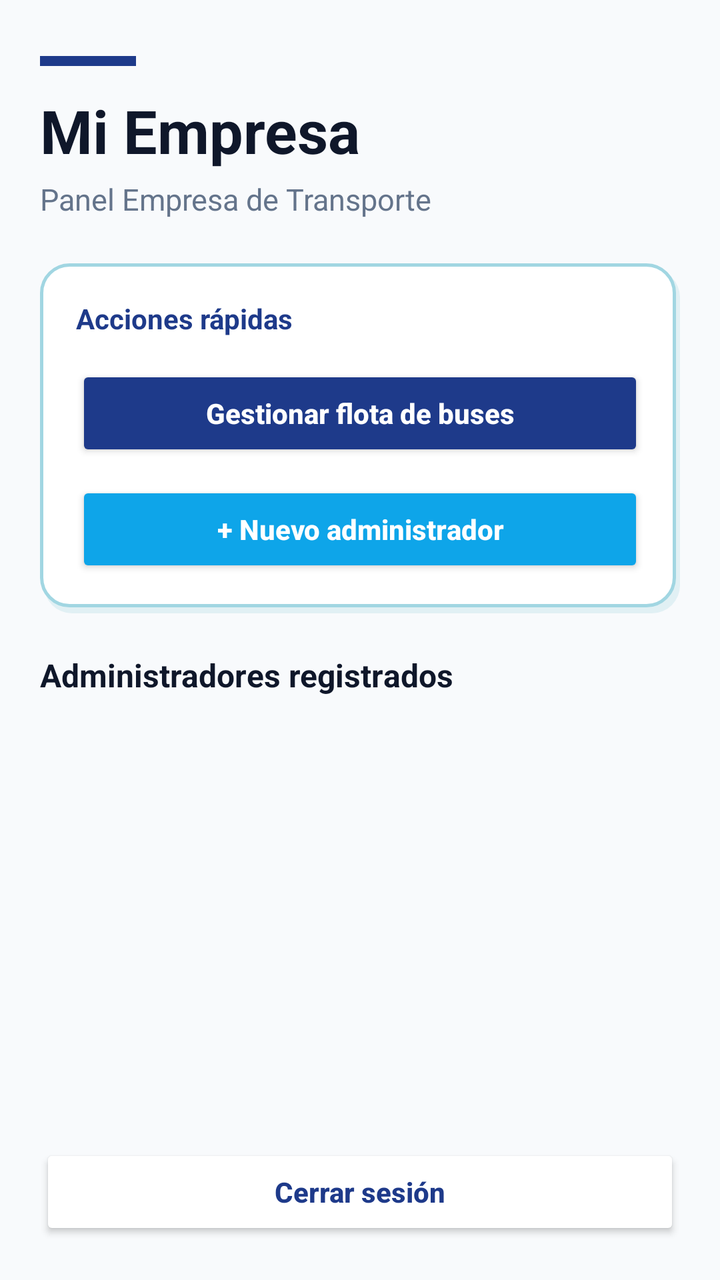
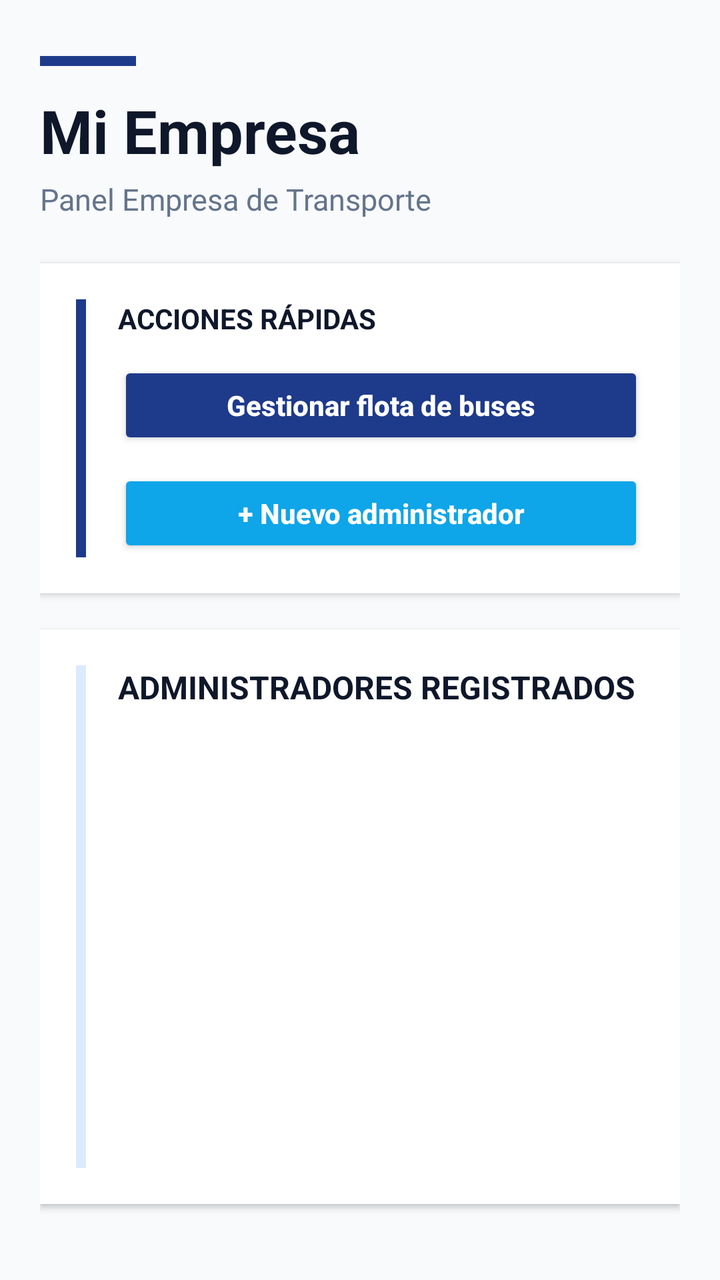

The first picture is an Android layout as it rendered before a commit; the second is the same layout after the commit. The layout source and the unified diff follow.
<!-- AndroidManifest.xml: application theme Theme.Copia1APP -->
<!-- res/layout/activity_home_empresa.xml -->
<?xml version="1.0" encoding="utf-8"?>
<LinearLayout
    xmlns:android="http://schemas.android.com/apk/res/android"
    android:layout_width="match_parent"
    android:layout_height="match_parent"
    android:orientation="vertical"
    android:background="@color/background"
    android:paddingStart="20dp"
    android:paddingEnd="20dp"
    android:paddingTop="28dp"
    android:paddingBottom="20dp">

    
    <View
        android:layout_width="48dp"
        android:layout_height="5dp"
        android:background="@color/primary"
        android:layout_marginBottom="12dp" />

    
    <TextView
        android:id="@+id/tvNombreEmpresa"
        android:layout_width="match_parent"
        android:layout_height="wrap_content"
        android:text="Mi Empresa"
        android:textSize="30sp"
        android:textStyle="bold"
        android:textColor="@color/text_primary"
        android:layout_marginBottom="4dp" />

    
    <TextView
        android:layout_width="match_parent"
        android:layout_height="wrap_content"
        android:text="Panel Empresa de Transporte"
        android:textSize="15sp"
        android:textColor="@color/text_secondary"
        android:layout_marginBottom="22dp" />

    
    <ProgressBar
        android:id="@+id/progressBarEmpresa"
        android:layout_width="wrap_content"
        android:layout_height="wrap_content"
        android:layout_gravity="center_horizontal"
        android:indeterminateTint="@color/primary"
        android:visibility="gone"
        android:layout_marginBottom="10dp" />

    
    <LinearLayout
        android:layout_width="match_parent"
        android:layout_height="wrap_content"
        android:orientation="vertical"
        android:background="@drawable/card_background"
        android:padding="18dp"
        android:layout_marginBottom="20dp">

        <TextView
            android:layout_width="match_parent"
            android:layout_height="wrap_content"
            android:text="Acciones rápidas"
            android:textSize="14sp"
            android:textStyle="bold"
            android:textColor="@color/primary"
            android:layout_marginBottom="14dp" />

        <Button
            android:id="@+id/btnGestionarFlota"
            android:layout_width="match_parent"
            android:layout_height="wrap_content"
            android:text="Gestionar flota de buses"
            android:textAllCaps="false"
            android:textStyle="bold"
            android:textColor="@color/text_white"
            android:backgroundTint="@color/primary"
            android:padding="13dp"
            android:layout_marginBottom="10dp" />

        <Button
            android:id="@+id/btnAgregarAdmin"
            android:layout_width="match_parent"
            android:layout_height="wrap_content"
            android:text="+ Nuevo administrador"
            android:textAllCaps="false"
            android:textStyle="bold"
            android:textColor="@color/text_white"
            android:backgroundTint="@color/secondary"
            android:padding="13dp" />

    </LinearLayout>

    
    <TextView
        android:layout_width="match_parent"
        android:layout_height="wrap_content"
        android:text="Administradores registrados"
        android:textSize="16sp"
        android:textStyle="bold"
        android:textColor="@color/text_primary"
        android:layout_marginBottom="10dp" />

    
    <androidx.recyclerview.widget.RecyclerView
        android:id="@+id/rvAdminsEmpresa"
        android:layout_width="match_parent"
        android:layout_height="0dp"
        android:layout_weight="1"
        android:clipToPadding="false"
        android:paddingBottom="8dp" />

    
    <Button
        android:id="@+id/btnCerrarSesionEmpresa"
        android:layout_width="match_parent"
        android:layout_height="wrap_content"
        android:text="Cerrar sesión"
        android:textAllCaps="false"
        android:textStyle="bold"
        android:textColor="@color/primary"
        android:backgroundTint="@color/surface"
        android:padding="13dp"
        android:layout_marginTop="14dp" />

</LinearLayout>
<!-- resources referenced by this layout -->
<resources>
  <color name="background">#F8FAFC</color>
  <color name="primary">#1E3A8A</color>
  <color name="secondary">#0EA5E9</color>
  <color name="surface">#FFFFFF</color>
  <color name="text_primary">#0F172A</color>
  <color name="text_secondary">#64748B</color>
  <color name="text_white">#FFFFFF</color>
  <!-- drawable card_background (drawable) -->
  <?xml version="1.0" encoding="utf-8"?>
  <layer-list xmlns:android="http://schemas.android.com/apk/res/android">
  
      
      <item
          android:left="2dp"
          android:top="3dp">
          <shape android:shape="rectangle">
              <solid android:color="#1A1995AD" />
              <corners android:radius="14dp" />
          </shape>
      </item>
  
      
      <item
          android:bottom="3dp"
          android:right="2dp">
          <shape android:shape="rectangle">
              <solid android:color="#FFFFFF" />
              <stroke
                  android:width="1.5dp"
                  android:color="#A1D6E2" />
              <corners android:radius="14dp" />
          </shape>
      </item>
  
  </layer-list>
  <style name="Theme.Copia1APP" parent="Base.Theme.Copia1APP" />
  <style name="Base.Theme.Copia1APP" parent="Theme.AppCompat.Light">
          
          
      </style>
</resources>

<!-- the commit's change to res/layout/activity_home_empresa.xml (unified diff, before → after) -->
@@ -17,7 +17,6 @@
         android:background="@color/primary"
         android:layout_marginBottom="12dp" />
 
-    
     <TextView
         android:id="@+id/tvNombreEmpresa"
         android:layout_width="match_parent"
@@ -28,7 +27,6 @@
         android:textColor="@color/text_primary"
         android:layout_marginBottom="4dp" />
 
-    
     <TextView
         android:layout_width="match_parent"
         android:layout_height="wrap_content"
@@ -45,81 +43,112 @@
         android:layout_gravity="center_horizontal"
         android:indeterminateTint="@color/primary"
         android:visibility="gone"
-        android:layout_marginBottom="10dp" />
+        android:layout_marginBottom="14dp" />
 
     
     <LinearLayout
         android:layout_width="match_parent"
         android:layout_height="wrap_content"
-        android:orientation="vertical"
-        android:background="@drawable/card_background"
+        android:orientation="horizontal"
+        android:background="@color/surface"
         android:padding="18dp"
-        android:layout_marginBottom="20dp">
+        android:layout_marginBottom="18dp"
+        android:elevation="2dp">
 
-        <TextView
-            android:layout_width="match_parent"
+        <View
+            android:layout_width="5dp"
+            android:layout_height="match_parent"
+            android:background="@color/primary"
+            android:layout_marginEnd="16dp" />
+
+        <LinearLayout
+            android:layout_width="0dp"
             android:layout_height="wrap_content"
-            android:text="Acciones rápidas"
-            android:textSize="14sp"
-            android:textStyle="bold"
-            android:textColor="@color/primary"
-            android:layout_marginBottom="14dp" />
+            android:layout_weight="1"
+            android:orientation="vertical">
 
-        <Button
-            android:id="@+id/btnGestionarFlota"
-            android:layout_width="match_parent"
-            android:layout_height="wrap_content"
-            android:text="Gestionar flota de buses"
-            android:textAllCaps="false"
-            android:textStyle="bold"
-            android:textColor="@color/text_white"
-            android:backgroundTint="@color/primary"
-            android:padding="13dp"
-            android:layout_marginBottom="10dp" />
+            <TextView
+                android:layout_width="wrap_content"
+                android:layout_height="wrap_content"
+                android:text="ACCIONES RÁPIDAS"
+                android:textSize="14sp"
+                android:textStyle="bold"
+                android:textColor="@color/text_primary"
+                android:layout_marginBottom="12dp" />
 
-        <Button
-            android:id="@+id/btnAgregarAdmin"
-            android:layout_width="match_parent"
-            android:layout_height="wrap_content"
-            android:text="+ Nuevo administrador"
-            android:textAllCaps="false"
-            android:textStyle="bold"
-            android:textColor="@color/text_white"
-            android:backgroundTint="@color/secondary"
-            android:padding="13dp" />
+            <Button
+                android:id="@+id/btnGestionarFlota"
+                android:layout_width="match_parent"
+                android:layout_height="44dp"
+                android:text="Gestionar flota de buses"
+                android:textAllCaps="false"
+                android:textStyle="bold"
+                android:textColor="@color/text_white"
+                android:backgroundTint="@color/primary"
+                android:layout_marginBottom="10dp" />
 
+            <Button
+                android:id="@+id/btnAgregarAdmin"
+                android:layout_width="match_parent"
+                android:layout_height="44dp"
+                android:text="+ Nuevo administrador"
+                android:textAllCaps="false"
+                android:textStyle="bold"
+                android:textColor="@color/text_white"
+                android:backgroundTint="@color/secondary" />
+        </LinearLayout>
     </LinearLayout>
 
     
-    <TextView
+    <LinearLayout
         android:layout_width="match_parent"
         android:layout_height="wrap_content"
-        android:text="Administradores registrados"
-        android:textSize="16sp"
-        android:textStyle="bold"
-        android:textColor="@color/text_primary"
-        android:layout_marginBottom="10dp" />
+        android:orientation="horizontal"
+        android:background="@color/surface"
+        android:padding="18dp"
+        android:layout_marginBottom="18dp"
+        android:elevation="2dp">
 
-    
-    <androidx.recyclerview.widget.RecyclerView
-        android:id="@+id/rvAdminsEmpresa"
-        android:layout_width="match_parent"
-        android:layout_height="0dp"
-        android:layout_weight="1"
-        android:clipToPadding="false"
-        android:paddingBottom="8dp" />
+        <View
+            android:layout_width="5dp"
+            android:layout_height="match_parent"
+            android:background="@color/primary_light"
+            android:layout_marginEnd="16dp" />
+
+        <LinearLayout
+            android:layout_width="0dp"
+            android:layout_height="wrap_content"
+            android:layout_weight="1"
+            android:orientation="vertical">
+
+            <TextView
+                android:layout_width="match_parent"
+                android:layout_height="wrap_content"
+                android:text="ADMINISTRADORES REGISTRADOS"
+                android:textSize="16sp"
+                android:textStyle="bold"
+                android:textColor="@color/text_primary"
+                android:layout_marginBottom="10dp" />
+
+            <androidx.recyclerview.widget.RecyclerView
+                android:id="@+id/rvAdminsEmpresa"
+                android:layout_width="match_parent"
+                android:layout_height="300dp"
+                android:clipToPadding="false"
+                android:paddingBottom="8dp" />
+        </LinearLayout>
+    </LinearLayout>
 
     
     <Button
         android:id="@+id/btnCerrarSesionEmpresa"
         android:layout_width="match_parent"
-        android:layout_height="wrap_content"
+        android:layout_height="44dp"
         android:text="Cerrar sesión"
         android:textAllCaps="false"
         android:textStyle="bold"
         android:textColor="@color/primary"
         android:backgroundTint="@color/surface"
-        android:padding="13dp"
-        android:layout_marginTop="14dp" />
+        android:layout_marginTop="10dp" />
 
 </LinearLayout>
<!-- resource entries referenced after the edit -->
@@ -2,39 +2,12 @@
 <resources>
   <color name="background">#F8FAFC</color>
   <color name="primary">#1E3A8A</color>
+  <color name="primary_light">#DBEAFE</color>
   <color name="secondary">#0EA5E9</color>
   <color name="surface">#FFFFFF</color>
   <color name="text_primary">#0F172A</color>
   <color name="text_secondary">#64748B</color>
   <color name="text_white">#FFFFFF</color>
-  <!-- drawable card_background (drawable) -->
-  <?xml version="1.0" encoding="utf-8"?>
-  <layer-list xmlns:android="http://schemas.android.com/apk/res/android">
-  
-      
-      <item
-          android:left="2dp"
-          android:top="3dp">
-          <shape android:shape="rectangle">
-              <solid android:color="#1A1995AD" />
-              <corners android:radius="14dp" />
-          </shape>
-      </item>
-  
-      
-      <item
-          android:bottom="3dp"
-          android:right="2dp">
-          <shape android:shape="rectangle">
-              <solid android:color="#FFFFFF" />
-              <stroke
-                  android:width="1.5dp"
-                  android:color="#A1D6E2" />
-              <corners android:radius="14dp" />
-          </shape>
-      </item>
-  
-  </layer-list>
   <style name="Theme.Copia1APP" parent="Base.Theme.Copia1APP" />
   <style name="Base.Theme.Copia1APP" parent="Theme.AppCompat.Light">
           
